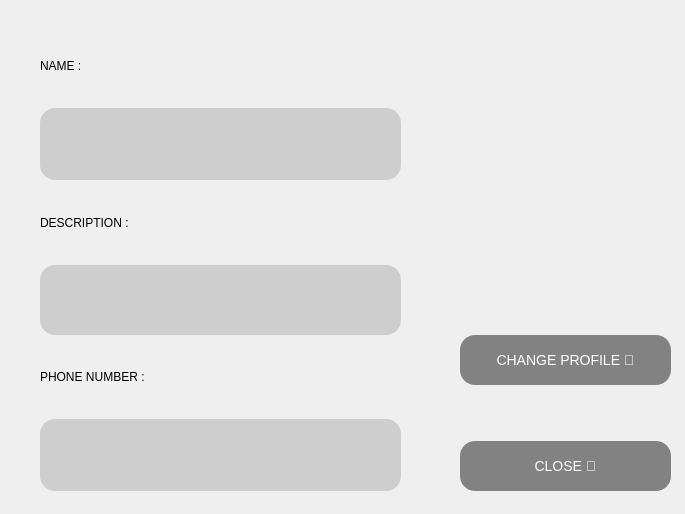
Above: Chat-Application/profile.ui from verina101/Chat-Application before the change. Below: the same form after it.
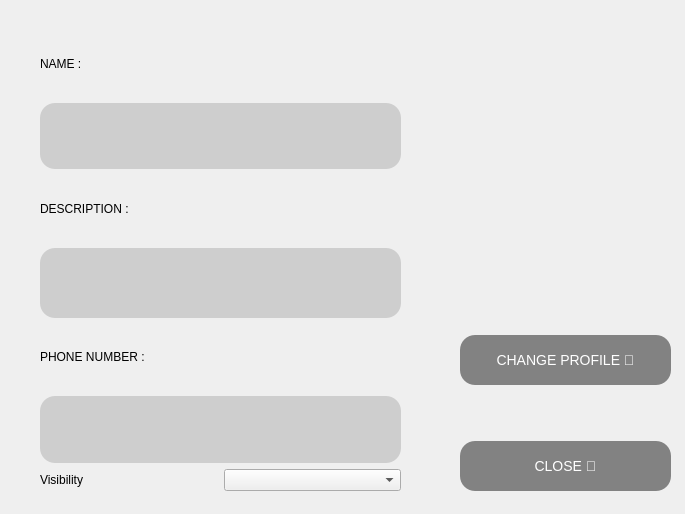
That is the form after the change.

Commit message: add visibility to profile

Diff of the .ui file:
```diff
--- a/Chat-Application/profile.ui
+++ b/Chat-Application/profile.ui
@@ -104,9 +104,23 @@
       </property>
      </widget>
     </item>
+    <item>
+     <layout class="QHBoxLayout" name="horizontalLayout_9">
+      <item>
+       <widget class="QLabel" name="label_2">
+        <property name="text">
+         <string>Visibility</string>
+        </property>
+       </widget>
+      </item>
+      <item>
+       <widget class="QComboBox" name="comboBox_visibilty"/>
+      </item>
+     </layout>
+    </item>
    </layout>
   </widget>
-  <widget class="QWidget" name="">
+  <widget class="QWidget" name="layoutWidget">
    <property name="geometry">
     <rect>
      <x>460</x>
```
The commit also changes 9 other files.
